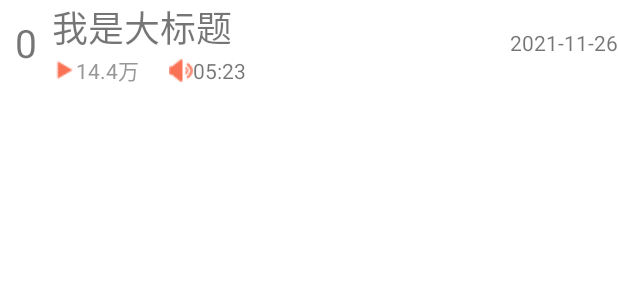
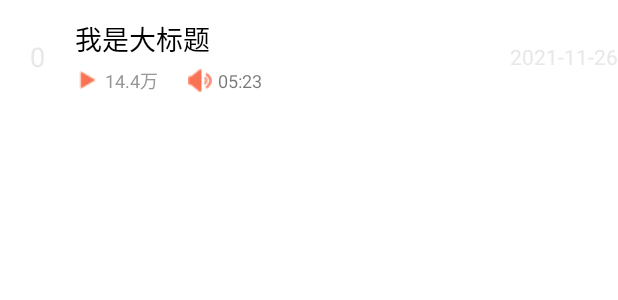
Before and after one commit to DoubleYellowIce/Himalaya, an Android app: the layout item_detail_layout.xml on its own in the app's theme, with its tools: preview values and no code run, on a phone screen of 412 x 824 dp. Shown: the top 300 px of the screen. Run offline under Robolectric (Android 15) with nearby library versions, the phone set to English and light mode, and no system bars.

Commit message:
the push before the MVVM reconstruction

```diff
--- a/app/src/main/res/layout/activity_detail.xml
+++ b/app/src/main/res/layout/activity_detail.xml
@@ -1,6 +1,8 @@
 <?xml version="1.0" encoding="utf-8"?>
 <RelativeLayout xmlns:android="http://schemas.android.com/apk/res/android"
     android:layout_width="match_parent"
+    android:background="@color/item_backgroud"
+
     android:layout_height="match_parent">
 
     <ImageView
@@ -125,8 +127,11 @@
     </LinearLayout>
 
     <androidx.recyclerview.widget.RecyclerView
+        android:background="#fff4f4f4"
+
         android:id="@+id/album_detail_list"
         android:layout_width="match_parent"
+        android:overScrollMode="never"
         android:layout_height="match_parent"
         android:layout_below="@id/player_control_container">
     </androidx.recyclerview.widget.RecyclerView>
--- a/app/src/main/res/layout/item_detail_layout.xml
+++ b/app/src/main/res/layout/item_detail_layout.xml
@@ -1,79 +1,77 @@
 <?xml version="1.0" encoding="utf-8"?>
 <RelativeLayout xmlns:android="http://schemas.android.com/apk/res/android"
     android:layout_width="match_parent"
-    android:layout_height="wrap_content">
+    android:layout_height="wrap_content"
+    android:background="@drawable/shape_album_item_bg">
     <TextView
         android:id="@+id/order_text"
         android:layout_width="wrap_content"
         android:layout_height="wrap_content"
         android:layout_centerVertical="true"
-        android:padding="10dp"
+        android:padding="20dp"
         android:text="0"
-        android:textSize="26sp"
+        android:textColor="@color/gray"
+        android:textSize="18sp"
         >
     </TextView>
     <LinearLayout
+        android:id="@+id/title_container"
         android:layout_width="match_parent"
         android:layout_height="wrap_content"
-
         android:layout_centerVertical="true"
-        android:id="@+id/title_container"
+        android:layout_toStartOf="@+id/update_time"
         android:layout_toEndOf="@id/order_text"
         android:orientation="vertical"
         >
         <TextView
             android:id="@+id/large_title"
             android:layout_width="wrap_content"
-            android:lines="1"
+            android:layout_height="wrap_content"
             android:ellipsize="end"
-            android:layout_height="wrap_content"
+            android:maxLines="1"
             android:text="我是大标题"
-            android:textSize="24sp"
+            android:textColor="@color/black"
+            android:textSize="18sp"
             >
         </TextView>
         <LinearLayout
             android:layout_width="match_parent"
             android:layout_height="wrap_content"
+            android:layout_marginTop="5dp"
             android:orientation="horizontal">
-            <ImageView
-                android:layout_width="wrap_content"
-                android:layout_height="wrap_content"
-                android:layout_gravity="center_vertical"
-                android:src="@drawable/ic_play_small_icon"
-                >
-            </ImageView>
             <TextView
                 android:id="@+id/play_count"
                 android:layout_width="wrap_content"
                 android:layout_height="wrap_content"
+                android:drawableLeft="@drawable/ic_play_small_icon"
+                android:drawablePadding="4dp"
                 android:text="14.4万"
                 android:textColor="#979797"
+                android:textSize="12sp"
                 >
             </TextView>
-            <ImageView
-                android:layout_width="wrap_content"
-                android:layout_height="wrap_content"
-                android:layout_gravity="center_vertical"
-                android:layout_marginStart="20dp"
 
-                android:src="@drawable/ic_sound_small_icon"
-                >
-            </ImageView>
             <TextView
                 android:id="@+id/duration"
                 android:layout_width="wrap_content"
                 android:layout_height="wrap_content"
-                android:text="05:23">
+                android:layout_marginLeft="20dp"
+                android:drawableLeft="@drawable/ic_sound_small_icon"
+                android:drawablePadding="4dp"
+                android:text="05:23"
+                android:textSize="12sp">
             </TextView>
         </LinearLayout>
     </LinearLayout>
     <TextView
-        android:id="@+id/time"
+        android:id="@+id/update_time"
         android:layout_width="wrap_content"
         android:layout_height="wrap_content"
+        android:layout_alignParentRight="true"
         android:layout_centerVertical="true"
-        android:layout_alignParentRight="true"
         android:text="2021-11-26"
+        android:textColor="@color/gray"
+        android:textSize="14sp"
         >
     </TextView>
 </RelativeLayout>
--- a/app/src/main/res/values/colors.xml
+++ b/app/src/main/res/values/colors.xml
@@ -10,4 +10,5 @@
     <color name="main_color">#FA7254</color>
     <color name="subtext_title">#979797</color>
     <color name="gray">#E8E8E8</color>
+    <color name="item_backgroud">#fff4f4f4</color>
 </resources>
```
Also changed, not shown: app/src/main/java/com/example/himalaya/DetailActivity.kt (+15 -0 lines), app/src/main/java/com/example/himalaya/adapters/DetailListAdapter.kt (+8 -3 lines), 4 other files.
